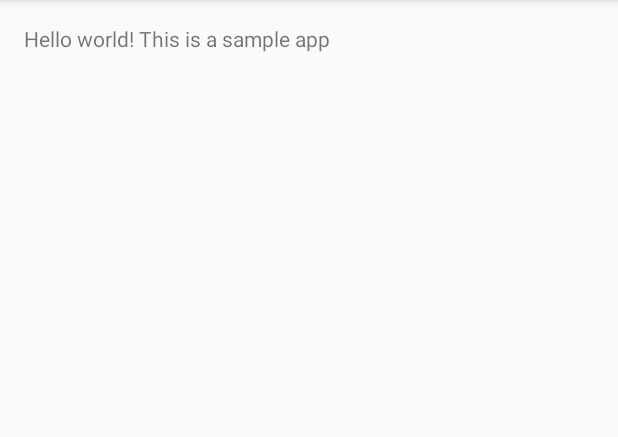
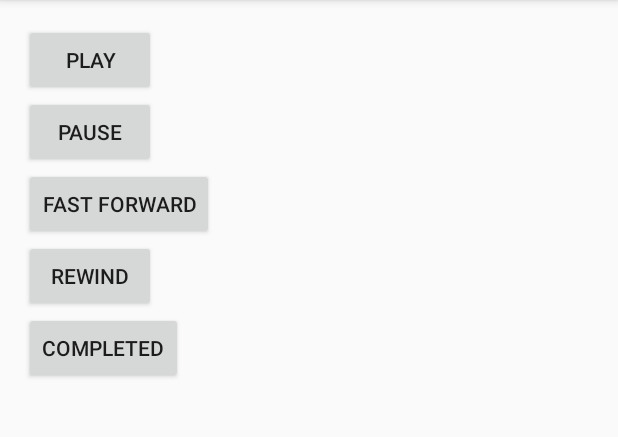
Before and after one commit to smutneja03/MusicPlayer, an Android app: the screen it shows after launch (MainActivity), on a phone screen of 412 x 824 dp, the part 84-521 px from its top. Run offline under Robolectric (Android 15) with nearby library versions, the phone set to English and light mode, and no system bars.

Commit message:
Added Buttons for Playing

```diff
--- a/app/src/main/java/com/sahilmutneja/musicplayer/MainActivity.java
+++ b/app/src/main/java/com/sahilmutneja/musicplayer/MainActivity.java
@@ -1,17 +1,95 @@
 package com.sahilmutneja.musicplayer;
 
+import android.media.MediaPlayer;
+import android.os.Bundle;
 import android.support.v7.app.ActionBarActivity;
-import android.os.Bundle;
 import android.view.Menu;
 import android.view.MenuItem;
+import android.view.View;
+import android.widget.Button;
+import android.widget.Toast;
 
 
 public class MainActivity extends ActionBarActivity {
+
+    private Button mPlayButton;
+    private Button mPauseButton;
+    private Button mFastForwardButton;
+    private Button mRewindButton;
+    private Button mCompletedButton;
+
+
+    private MediaPlayer mediaPlayer;
 
     @Override
     protected void onCreate(Bundle savedInstanceState) {
         super.onCreate(savedInstanceState);
         setContentView(R.layout.activity_main);
+
+        mediaPlayer = MediaPlayer.create(this, R.raw.abc);
+
+        mPlayButton = (Button) findViewById(R.id.activity_main_play);
+        mPauseButton = (Button) findViewById(R.id.activity_main_pause);
+
+        mFastForwardButton = (Button) findViewById(R.id.activity_main_fast_forward);
+        mRewindButton = (Button) findViewById(R.id.activity_main_rewind);
+        mCompletedButton = (Button) findViewById(R.id.activity_main_completed);
+
+        mPlayButton.setOnClickListener(new View.OnClickListener() {
+            @Override
+            public void onClick(View v) {
+                Toast.makeText(MainActivity.this, "Play is clicked", Toast.LENGTH_SHORT).show();
+                mediaPlayer.start();
+
+            }
+        });
+
+        mPauseButton.setOnClickListener(new View.OnClickListener() {
+            @Override
+            public void onClick(View v) {
+
+                Toast.makeText(MainActivity.this, "Pause is clicked", Toast.LENGTH_SHORT).show();
+                mediaPlayer.pause();
+
+            }
+        });
+
+        mFastForwardButton.setOnClickListener(new View.OnClickListener() {
+            @Override
+            public void onClick(View v) {
+                Toast.makeText(MainActivity.this, "Fast Forward button is clicked", Toast.LENGTH_SHORT).show();
+                mediaPlayer.seekTo(mediaPlayer.getCurrentPosition() + 2000);
+
+            }
+        });
+
+        mRewindButton.setOnClickListener(new View.OnClickListener() {
+            @Override
+            public void onClick(View v) {
+                //Toast.makeText(MainActivity.this, "Rewind Button is clicked", Toast.LENGTH_SHORT).show();
+                mediaPlayer.seekTo(mediaPlayer.getCurrentPosition() - 2000);
+            }
+        });
+
+        mCompletedButton.setOnClickListener(new View.OnClickListener() {
+            @Override
+            public void onClick(View v) {
+                //Toast.makeText(MainActivity.this, "Song is Completed", Toast.LENGTH_SHORT).show();
+                if(mediaPlayer.getCurrentPosition() == mediaPlayer.getDuration()){
+                    Toast.makeText(MainActivity.this, "Song is Completed", Toast.LENGTH_SHORT).show();
+                }
+                else{
+                    Toast.makeText(MainActivity.this, "Song is Not Completed", Toast.LENGTH_SHORT).show();
+                }
+            }
+        });
+
+        mediaPlayer.setOnCompletionListener(new MediaPlayer.OnCompletionListener() {
+            @Override
+            public void onCompletion(MediaPlayer mp) {
+                Toast.makeText(MainActivity.this, "Song is Completed/Completion Listener", Toast.LENGTH_SHORT).show();
+            }
+        });
     }
 
     @Override
--- a/app/src/main/res/layout/activity_main.xml
+++ b/app/src/main/res/layout/activity_main.xml
@@ -1,16 +1,42 @@
-<RelativeLayout xmlns:android="http://schemas.android.com/apk/res/android"
+<LinearLayout xmlns:android="http://schemas.android.com/apk/res/android"
     xmlns:tools="http://schemas.android.com/tools"
     android:layout_width="match_parent"
     android:layout_height="match_parent"
+    android:orientation="vertical"
     android:paddingBottom="@dimen/activity_vertical_margin"
     android:paddingLeft="@dimen/activity_horizontal_margin"
     android:paddingRight="@dimen/activity_horizontal_margin"
     android:paddingTop="@dimen/activity_vertical_margin"
     tools:context=".MainActivity">
 
-    <TextView
+    <Button
+        android:id="@+id/activity_main_play"
         android:layout_width="wrap_content"
         android:layout_height="wrap_content"
-        android:text="@string/hello_world" />
+        android:text="Play"/>
 
-</RelativeLayout>
+    <Button
+        android:id="@+id/activity_main_pause"
+        android:layout_width="wrap_content"
+        android:layout_height="wrap_content"
+        android:text="Pause"/>
+
+    <Button
+        android:id="@+id/activity_main_fast_forward"
+        android:layout_width="wrap_content"
+        android:layout_height="wrap_content"
+        android:text="Fast Forward"/>
+
+    <Button
+        android:id="@+id/activity_main_rewind"
+        android:layout_width="wrap_content"
+        android:layout_height="wrap_content"
+        android:text="Rewind"/>
+
+    <Button
+        android:id="@+id/activity_main_completed"
+        android:layout_width="wrap_content"
+        android:layout_height="wrap_content"
+        android:text="Completed"/>
+
+</LinearLayout>
```
Also changed, not shown: 821 other files.
